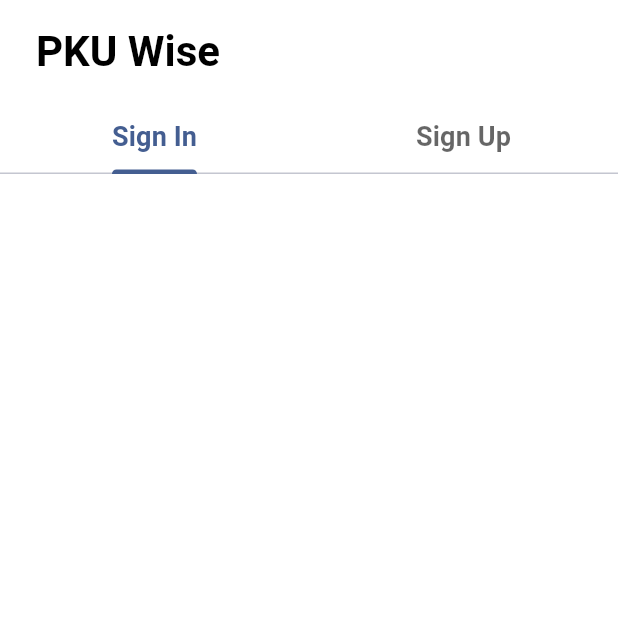
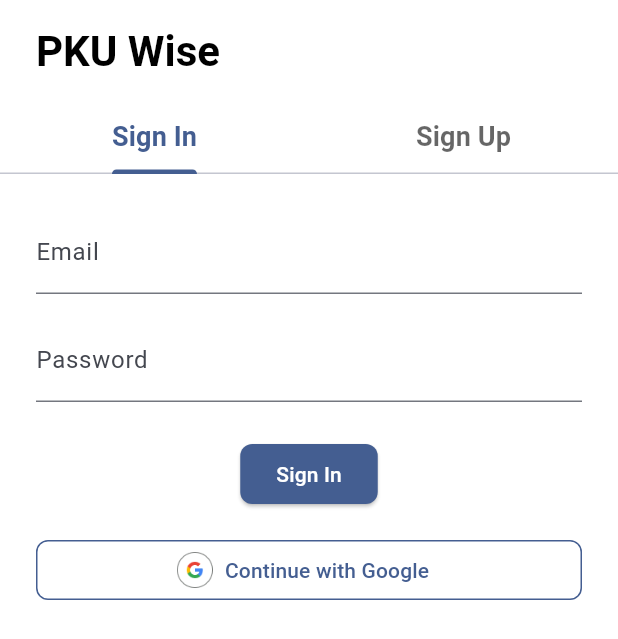
Before and after one commit to pedrohpmodolo/PKU_app, a Flutter app: the AuthScreen screen opened by its route, on a phone screen of 412 x 824 dp. Shown: the top 639 px of the screen. Run offline on Flutter 3.47's test engine with Material 3 defaults, Android fonts, the phone set to English and light mode, and no system bars.

Commit message:
Add auth screens and Google-sign-in buttons

```diff
--- a/lib/screens/auth/auth_screen.dart
+++ b/lib/screens/auth/auth_screen.dart
@@ -1,5 +1,7 @@
 import 'package:flutter/material.dart';
 import '../../theme.dart';
+import 'sign_in_tab.dart';
+import 'sign_up_tab.dart';
 
 class AuthScreen extends StatelessWidget {
   static const routeName = '/auth';
@@ -49,7 +51,8 @@ class AuthScreen extends StatelessWidget {
               const Expanded(
                 child: TabBarView(
                   children: [
-
+                    SignInTab(),
+                    SignUpTab(),
                   ],
                 ),
               ),
--- /dev/null
+++ b/lib/screens/auth/sign_in_tab.dart
@@ -0,0 +1,78 @@
+import 'package:flutter/material.dart';
+
+class SignInTab extends StatefulWidget {
+  const SignInTab({Key? key}) : super(key: key);
+
+  @override
+  State<SignInTab> createState() => _SignInTabState();
+}
+
+class _SignInTabState extends State<SignInTab> {
+  final _formKey = GlobalKey<FormState>();
+  final _emailController = TextEditingController();
+  final _passwordController = TextEditingController();
+
+  void _submit() {
+    if (_formKey.currentState?.validate() ?? false) {
+      // TODO: auth logic
+      ScaffoldMessenger.of(context)
+          .showSnackBar(const SnackBar(content: Text('Signing in…')));
+    }
+  }
+
+  void _googleSignIn() {
+    // TODO: integrate Google Sign-In logic here
+    ScaffoldMessenger.of(context)
+        .showSnackBar(const SnackBar(content: Text('Google Sign-In…')));
+  }
+
+  @override
+  Widget build(BuildContext context) {
+    return Padding(
+      padding: const EdgeInsets.all(24.0),
+      child: Column(
+        crossAxisAlignment: CrossAxisAlignment.stretch,
+        children: [
+          Form(
+            key: _formKey,
+            child: Column(
+              children: [
+                TextFormField(
+                  controller: _emailController,
+                  decoration: const InputDecoration(labelText: 'Email'),
+                  keyboardType: TextInputType.emailAddress,
+                  validator: (v) =>
+                      (v == null || v.isEmpty) ? 'Please enter your email' : null,
+                ),
+                const SizedBox(height: 16),
+                TextFormField(
+                  controller: _passwordController,
+                  decoration: const InputDecoration(labelText: 'Password'),
+                  obscureText: true,
+                  validator: (v) => (v == null || v.length < 6)
+                      ? 'Password must be at least 6 chars'
+                      : null,
+                ),
+                const SizedBox(height: 24),
+                ElevatedButton(
+                  onPressed: _submit,
+                  child: const Text('Sign In'),
+                ),
+              ],
+            ),
+          ),
+          const SizedBox(height: 16),
+          OutlinedButton.icon(
+            onPressed: _googleSignIn,
+            icon: Image.asset(
+              'lib/assets/icons/google_logo.png',
+              height: 24,
+              width: 24,
+            ),
+            label: const Text('Continue with Google'),
+          ),
+        ],
+      ),
+    );
+  }
+}
```
Also changed, not shown: lib/screens/auth/sign_up_tab.dart (added, +98 -0 lines), 3 other files.
